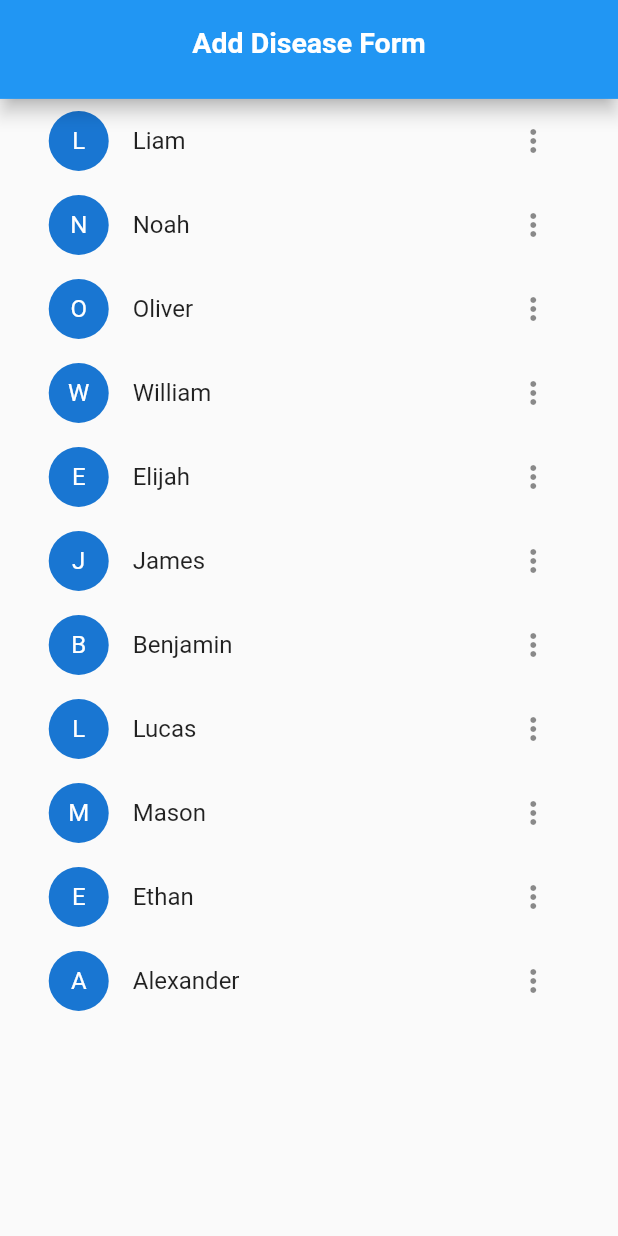
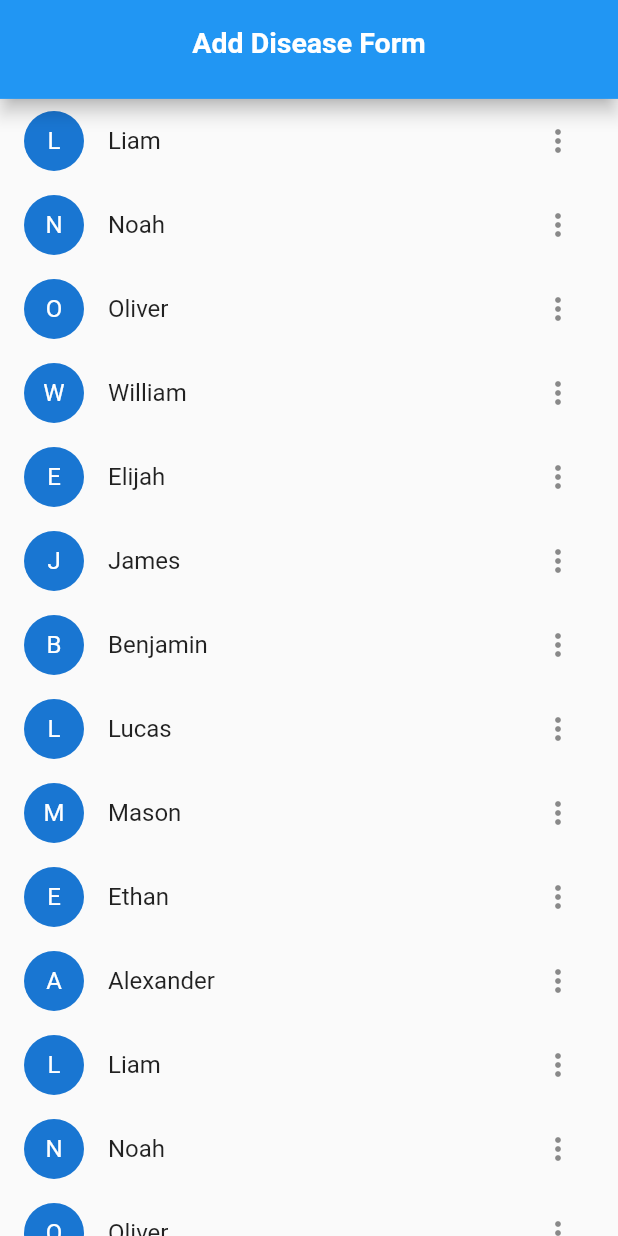
Before and after one commit to piyushwani004/medical_servey_app, a Flutter app: the screen it shows after launch, on a phone screen of 412 x 824 dp. Run offline on Flutter 3.47's test engine with Material 2 defaults, Android fonts, the phone set to English and light mode, and no system bars; our stand-ins replace google_fonts.

Commit message:
added disease

```diff
--- a/lib/pages/Admin/add_diseases.dart
+++ b/lib/pages/Admin/add_diseases.dart
@@ -22,6 +22,17 @@ class _AddDiseasesState extends State<AddDiseases> {
     'Lucas',
     'Mason',
     'Ethan',
+    'Alexander',
+    'Liam',
+    'Noah',
+    'Oliver',
+    'William',
+    'Elijah',
+    'James',
+    'Benjamin',
+    'Lucas',
+    'Mason',
+    'Ethan',
     'Alexander'
   ];
 
@@ -33,20 +44,20 @@ class _AddDiseasesState extends State<AddDiseases> {
       body: CustomScrollView(
         slivers: [
           TopSliverAppBar(mHeight: height, text: "Add Disease Form"),
-          CustomScrollViewBody(bodyWidget: body())
+          SliverList(
+              delegate: SliverChildBuilderDelegate(
+            (_, i) {
+              String name = _names[i];
+              return body(_, i, name);
+            },
+            childCount: _names.length,
+          )),
         ],
       ),
     );
   }
 
-  Widget body() {
-    return Column(
-      children: [
-        Flexible(
-          child: ListView.builder(
-            shrinkWrap: true,
-            itemBuilder: (_, i) {
-              String name = _names[i];
+  Widget body(_, i, name) {
     return ListTile(
       leading: CircleAvatar(
         child: Text('${name[0]}'),
@@ -71,11 +82,5 @@ class _AddDiseasesState extends State<AddDiseases> {
       ),
       // </Add>
     );
-            },
-            itemCount: _names.length,
-          ),
-        ),
-      ],
-    );
   }
 }
```
Also changed, not shown: lib/pages/Admin/new_surveyor_form.dart (+43 -2 lines), lib/widgets/DropDownWidget.dart (added, +39 -0 lines). Lines whose indentation alone changed are shown as unchanged.
